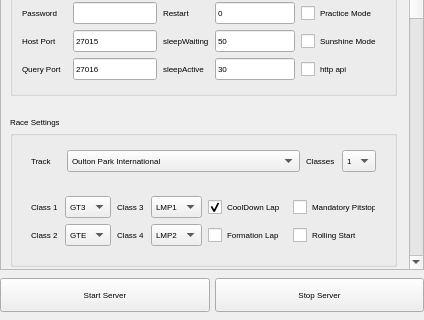
Old version of the form _SRC/ui/interfaceNEW.ui in the repository david-maus/PC2-ServerManager-GUI; both pictures show x 0 to 424 and y 290 to 610 of the 424 by 610 pixel window.
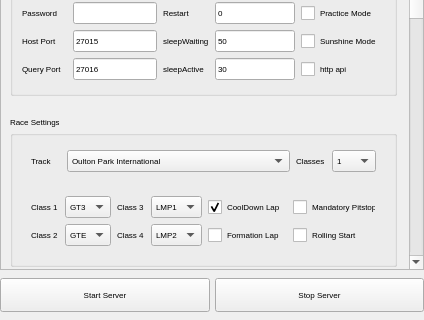
New version of the form. Icons and pictures are not drawn.

Commit message: Added Date Widget and reader

What changed in the file:
```diff
--- a/_SRC/ui/interfaceNEW.ui
+++ b/_SRC/ui/interfaceNEW.ui
@@ -574,7 +574,7 @@
          <property name="geometry">
           <rect>
            <x>0</x>
-           <y>-396</y>
+           <y>-251</y>
            <width>405</width>
            <height>1580</height>
           </rect>
@@ -2427,7 +2427,7 @@
                  <widget class="QComboBox" name="comboBox_11">
                   <property name="maximumSize">
                    <size>
-                    <width>34</width>
+                    <width>44</width>
                     <height>16777215</height>
                    </size>
                   </property>
```
Left out of the diff: 256 changed lines with no effect on the pictures. The commit also changes 1 other file.
